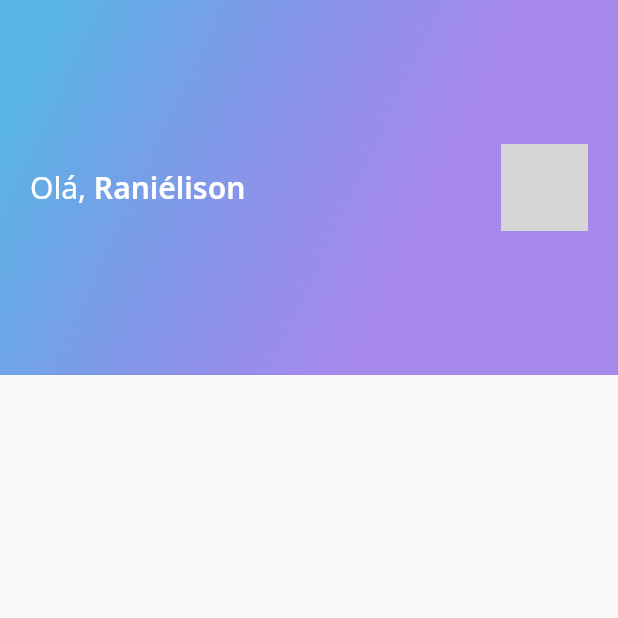
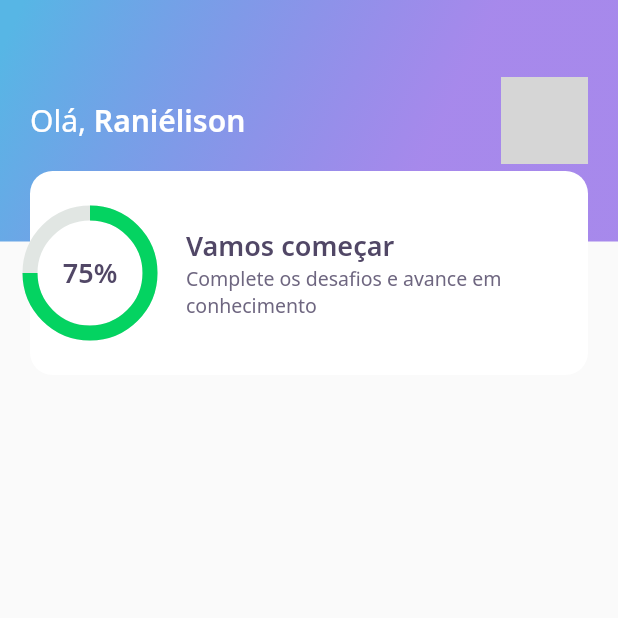
Before and after one commit to ranielison/devquiz, a Flutter app: the screen it shows after launch, on a phone screen of 412 x 824 dp, the top half of it. Run offline on Flutter 3.47's test engine with Material 2 defaults, Android fonts, the phone set to English and light mode, and no system bars; our stand-ins replace google_fonts; network calls fail; grey boxes are pictures that could not be loaded.

Commit message:
feat: criando componentes da home peage

```diff
--- a/lib/home/widgets/appbar/app_bar_widget.dart
+++ b/lib/home/widgets/appbar/app_bar_widget.dart
@@ -1,5 +1,6 @@
 import 'package:DevQuiz/core/app_gradients.dart';
 import 'package:DevQuiz/core/app_text_styles.dart';
+import 'package:DevQuiz/home/widgets/score_card/score_card_widget.dart';
 import 'package:flutter/material.dart';
 
 class AppBarWidget extends PreferredSize {
@@ -8,6 +9,11 @@ class AppBarWidget extends PreferredSize {
           preferredSize: Size.fromHeight(250),
           child: Container(
             height: 250,
+            child: Stack(
+              children: [
+                Container(
+                  height: 161,
+                  width: double.maxFinite,
                   decoration: BoxDecoration(
                     gradient: AppGradients.linear,
                   ),
@@ -42,5 +48,12 @@ class AppBarWidget extends PreferredSize {
                     ],
                   ),
                 ),
+                Align(
+                  alignment: Alignment(0.0, 1.0),
+                  child: ScoreCardWidget(),
+                ),
+              ],
+            ),
+          ),
         );
 }
--- /dev/null
+++ b/lib/home/widgets/chart/chart_widget.dart
@@ -0,0 +1,35 @@
+import 'package:DevQuiz/core/core.dart';
+import 'package:flutter/material.dart';
+
+class ChartWidget extends StatelessWidget {
+  @override
+  Widget build(BuildContext context) {
+    return Container(
+      height: 80,
+      width: 80,
+      child: Stack(
+        children: [
+          Center(
+            child: Container(
+              height: 80,
+              width: 80,
+              child: CircularProgressIndicator(
+                strokeWidth: 10,
+                value: .75,
+                backgroundColor: AppColors.chartSecondary,
+                valueColor:
+                    AlwaysStoppedAnimation<Color>(AppColors.chartPrimary),
+              ),
+            ),
+          ),
+          Center(
+            child: Text(
+              '75%',
+              style: AppTextStyles.heading,
+            ),
+          )
+        ],
+      ),
+    );
+  }
+}
--- /dev/null
+++ b/lib/home/widgets/score_card/score_card_widget.dart
@@ -0,0 +1,39 @@
+import 'package:DevQuiz/core/app_colors.dart';
+import 'package:DevQuiz/core/app_text_styles.dart';
+import 'package:DevQuiz/home/widgets/chart/chart_widget.dart';
+import 'package:flutter/material.dart';
+
+class ScoreCardWidget extends StatelessWidget {
+  @override
+  Widget build(BuildContext context) {
+    return Container(
+        height: 136,
+        decoration: BoxDecoration(
+          borderRadius: BorderRadius.circular(15),
+          color: AppColors.white,
+        ),
+        margin: const EdgeInsets.symmetric(horizontal: 20),
+        child: Row(
+          crossAxisAlignment: CrossAxisAlignment.center,
+          children: [
+            ChartWidget(),
+            Expanded(
+              child: Padding(
+                padding: const EdgeInsets.only(left: 24),
+                child: Column(
+                  crossAxisAlignment: CrossAxisAlignment.start,
+                  mainAxisAlignment: MainAxisAlignment.center,
+                  children: [
+                    Text('Vamos começar', style: AppTextStyles.heading),
+                    Text(
+                      'Complete os desafios e avance em conhecimento',
+                      style: AppTextStyles.body,
+                    ),
+                  ],
+                ),
+              ),
+            )
+          ],
+        ));
+  }
+}
```
Lines whose indentation alone changed are shown as unchanged.
